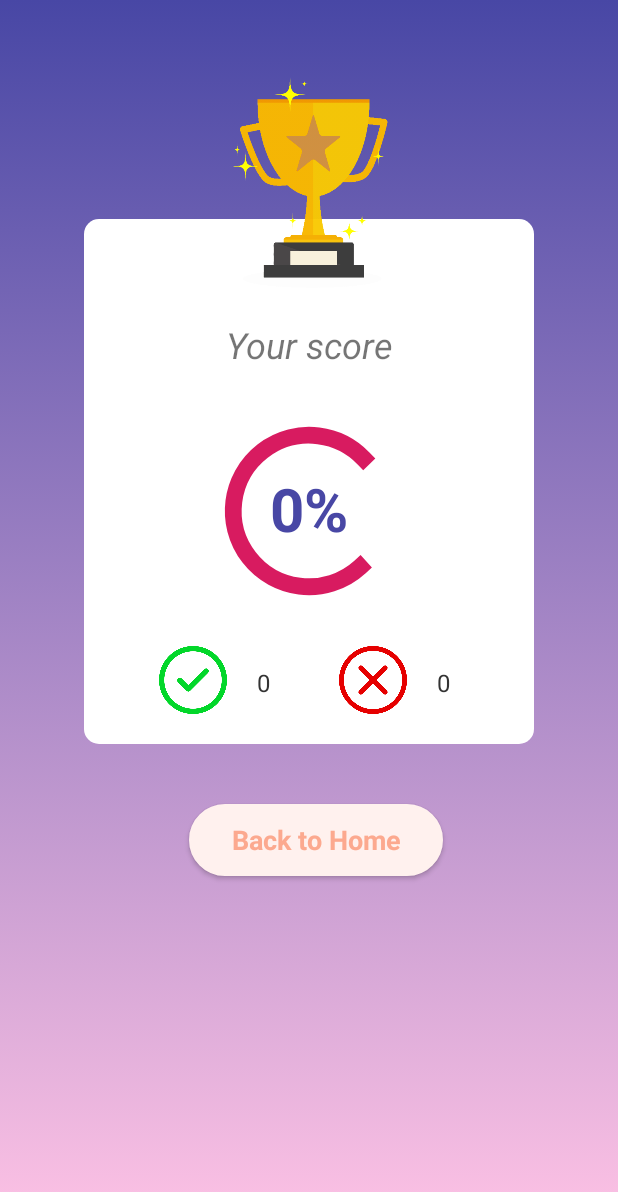
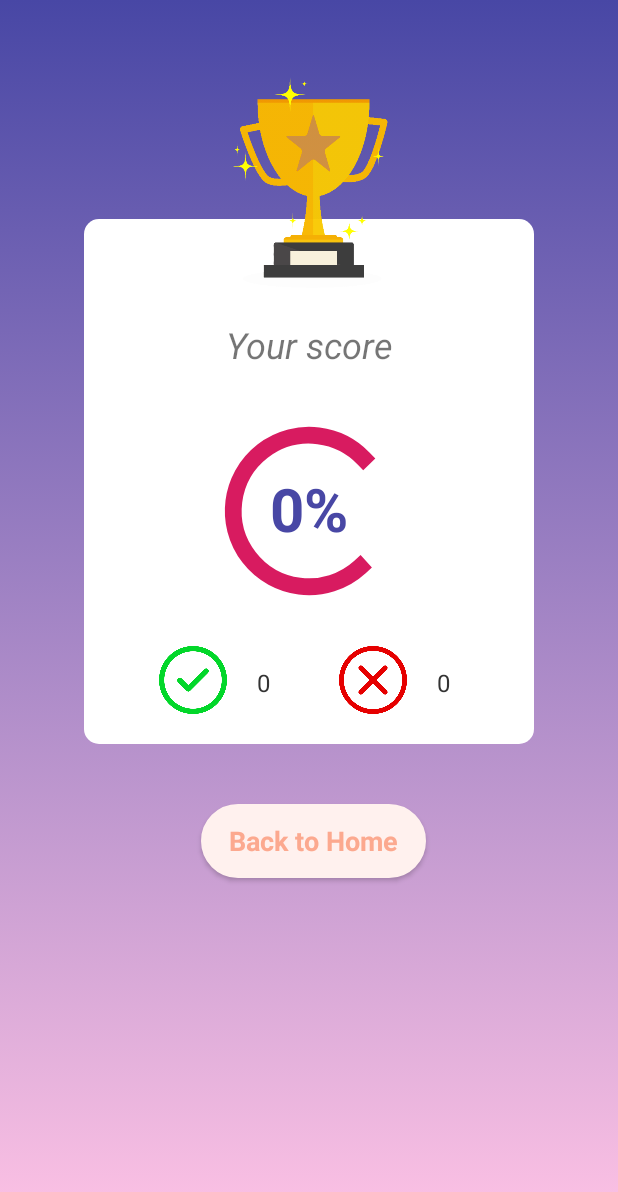
Before and after one commit to maijsp/penquiz, an Android app: the ResultActivity screen opened directly, with no data from a screen before it, on a phone screen of 412 x 824 dp. Shown: the top 1192 px of the screen. Run offline under Robolectric (Android 15) with nearby library versions, the phone set to English and light mode, and no system bars; libraries missing offline, so code that uses them is left out: com.mikhaellopez.circularprogressbar; plain views replace Circle, CircularProgressBar; 2 statements that could not run were skipped.

Commit message:
add string resource as Thai lang

```diff
--- a/app/src/main/java/com/example/penquiz/ResultActivity.kt
+++ b/app/src/main/java/com/example/penquiz/ResultActivity.kt
@@ -19,28 +19,28 @@ class ResultActivity : AppCompatActivity() {
         setContentView(R.layout.activity_result)
 
         // get data sent from QuizActivity
-        var score: Int = intent.getIntExtra("score", 0)
-        var numQuestion: Int = intent.getIntExtra("numQuestion", 0)
+        val score: Int = intent.getIntExtra("score", 0)
+        val numQuestion: Int = intent.getIntExtra("numQuestion", 0)
         Log.i("SCORE", "Score receivce  : ${score}")
         Log.i("SCORE", "Num question receivce  : ${numQuestion}")
 
         // Get views
-        var scoreTextView = findViewById<TextView>(R.id.score)
-        var correct = findViewById<TextView>(R.id.numcorrect)
-        var incorrect = findViewById<TextView>(R.id.numincorrect)
-        var backbutton = findViewById<Button>(R.id.backtomain)
+        val scoreTextView = findViewById<TextView>(R.id.score)
+        val correct = findViewById<TextView>(R.id.numcorrect)
+        val incorrect = findViewById<TextView>(R.id.numincorrect)
+        val backbutton = findViewById<Button>(R.id.backtomain)
 
         // Assign value to views
         correct.text = "$score"
         incorrect.text = "${numQuestion-score}"
-        var result = (score.toDouble()/numQuestion.toDouble())*100
+        val result = (score.toDouble()/numQuestion.toDouble())*100
         scoreTextView.text = "${result.toInt()}%"
 
         // add OnClickListener to back button
-        backbutton.setOnClickListener({
+        backbutton.setOnClickListener {
             val intent = Intent(this, MainActivity::class.java);
             startActivity(intent)
-        })
+        }
 
         // Create circular progress bar
         val circularProgressBar = findViewById<CircularProgressBar>(R.id.circle)
@@ -76,15 +76,5 @@ class ResultActivity : AppCompatActivity() {
             startAngle = 180f
             progressDirection = CircularProgressBar.ProgressDirection.TO_RIGHT
         }
-        circularProgressBar.onProgressChangeListener = { progress ->
-            // Do something
-        }
-
-        circularProgressBar.onIndeterminateModeChangeListener = { isEnable ->
-            // Do something
-        }
-    }
-    fun setScoreDescription(score: Int, numQuestion: Int) {
-
     }
 }
--- a/app/src/main/res/drawable/custom_button.xml
+++ b/app/src/main/res/drawable/custom_button.xml
@@ -2,5 +2,6 @@
 <shape xmlns:android="http://schemas.android.com/apk/res/android" android:shape="rectangle">
     <corners android:radius="30dp"/>
     <solid android:color="@color/white"/>
-    <stroke android:color="@color/blueshade" android:width="1dp"/>
+    <stroke android:color="@color/blueshade" android:width="1dp" />
+    <padding android:left="5dp" android:right="5dp"/>
 </shape>
--- a/app/src/main/res/layout/activity_result.xml
+++ b/app/src/main/res/layout/activity_result.xml
@@ -1,57 +1,11 @@
-<!--<?xml version="1.0" encoding="utf-8"?>-->
-<!--<RelativeLayout xmlns:android="http://schemas.android.com/apk/res/android"-->
-<!--    xmlns:tools="http://schemas.android.com/tools"-->
-<!--    android:layout_width="match_parent"-->
-<!--    android:layout_height="match_parent"-->
-<!--    android:padding="16dp"-->
-<!--    android:background="@drawable/result_background_selector"-->
-<!--    tools:context=".ResultActivity">-->
-
-
-<!--    <ImageView-->
-<!--        android:id="@+id/resultbackground"-->
-<!--        android:background="@drawable/list_view"-->
-<!--        android:layout_width="300dp"-->
-<!--        android:layout_height="300dp"-->
-<!--        android:layout_centerHorizontal="true"-->
-<!--        android:layout_marginTop="150dp"/>-->
-
-<!--    <ImageView-->
-<!--        android:id="@+id/imageView"-->
-<!--        android:layout_width="200dp"-->
-<!--        android:layout_height="220dp"-->
-<!--        android:layout_alignTop="@+id/resultbackground"-->
-<!--        android:layout_marginTop="-125dp"-->
-<!--        android:layout_marginEnd="-243dp"-->
-<!--        android:layout_toStartOf="@+id/resultbackground"-->
-<!--        android:background="@drawable/trophy_trans" />-->
-
-<!--    <LinearLayout-->
-<!--        android:layout_width="wrap_content"-->
-<!--        android:layout_height="wrap_content"-->
-
-<!--        android:layout_below="@+id/resultbackground"-->
-<!--        android:layout_marginEnd="-60dp"-->
-<!--        android:layout_toStartOf="@+id/resultbackground"-->
-<!--        android:orientation="vertical">-->
-
-<!--        <TextView-->
-<!--            android:id="@+id/score"-->
-<!--            android:layout_width="179dp"-->
-<!--            android:layout_height="match_parent"-->
-<!--            android:text="score"-->
-<!--            android:textSize="40dp" />-->
-<!--    </LinearLayout>-->
-
-<!--</RelativeLayout>-->
 
 <androidx.constraintlayout.widget.ConstraintLayout xmlns:android="http://schemas.android.com/apk/res/android"
     xmlns:app="http://schemas.android.com/apk/res-auto"
     xmlns:tools="http://schemas.android.com/tools"
-android:layout_width="match_parent"
-android:layout_height="match_parent"
+    android:layout_width="match_parent"
+    android:layout_height="match_parent"
     android:background="@drawable/result_background_selector"
-tools:context=".ResultActivity">
+    tools:context=".ResultActivity">
 
     <RelativeLayout
         android:id="@+id/relativeLayout"
@@ -186,20 +140,18 @@ tools:context=".ResultActivity">
         <Button
             android:id="@+id/backtomain"
             style="@style/BackToMain"
-            android:layout_width="169dp"
-            android:layout_height="wrap_content"
+            android:layout_width="150dp"
+            android:layout_height="49dp"
             android:layout_below="@+id/resultbackground"
-            android:layout_marginStart="110dp"
+            android:layout_alignStart="@+id/resultbackground"
+            android:layout_alignEnd="@+id/resultbackground"
+            android:layout_marginStart="78dp"
             android:layout_marginTop="40dp"
-            android:layout_marginEnd="90dp"
+            android:layout_marginEnd="72dp"
             android:background="@drawable/custom_button"
             android:backgroundTint="@color/lightpink"
-            android:text="Back to Home" />
+            android:text="@string/back_to_home" />
 
-        <!--        <com.package.Circle-->
-        <!--            android:id="@+id/circle"-->
-        <!--            android:layout_width="300dp"-->
-        <!--            android:layout_height="300dp" />-->
     </RelativeLayout>
 
 </androidx.constraintlayout.widget.ConstraintLayout>
--- a/app/src/main/res/layout/fragment_home.xml
+++ b/app/src/main/res/layout/fragment_home.xml
@@ -21,7 +21,7 @@
             android:layout_height="wrap_content"
             android:ems="10"
             android:inputType="textPersonName"
-            android:hint="search"
+            android:hint="@string/searchtext"
             android:background="@drawable/search_input_style"/>
 
         <androidx.recyclerview.widget.RecyclerView
--- a/app/src/main/res/values/strings.xml
+++ b/app/src/main/res/values/strings.xml
@@ -87,7 +87,7 @@
 
     <!--    Contact fragment-->
     <string name="sendfeedback">SEND</string>
-    <string name="textfeedback">write feedback</string>
+    <string name="textfeedback">Give some feedback to us</string>
     <string name="contact_us">Contact us</string>
     <!--    Setting fragment -->
     <string name="setting_profile">Setting</string>
@@ -114,5 +114,8 @@
 
     <!-- Setting at Main   -->
     <string name="sign_out">Sign out</string>
+    <string name="back_to_home">Back to Home</string>
+    <string name="searchtext">Search</string>
+
 
 </resources>
```
Also changed, not shown: app/src/main/java/com/example/penquiz/LoginActivity.kt (+1 -36 lines), app/src/main/res/layout/activity_login.xml (+11 -11 lines), app/src/main/res/layout/fragment_contactus.xml (+6 -3 lines), 1 other file.
